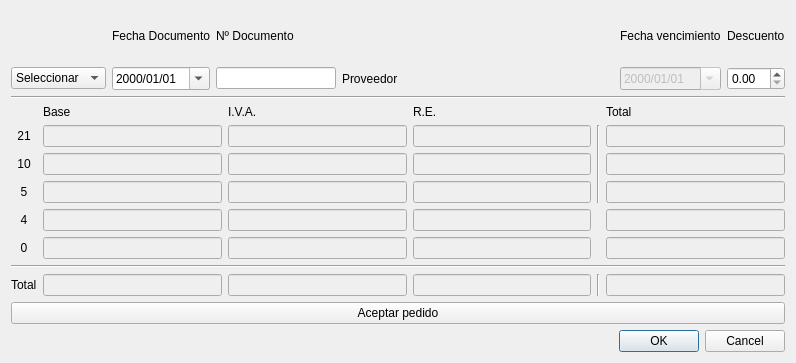
Qt form aceptarpedido.ui (Ladis72/tienda) before a commit.
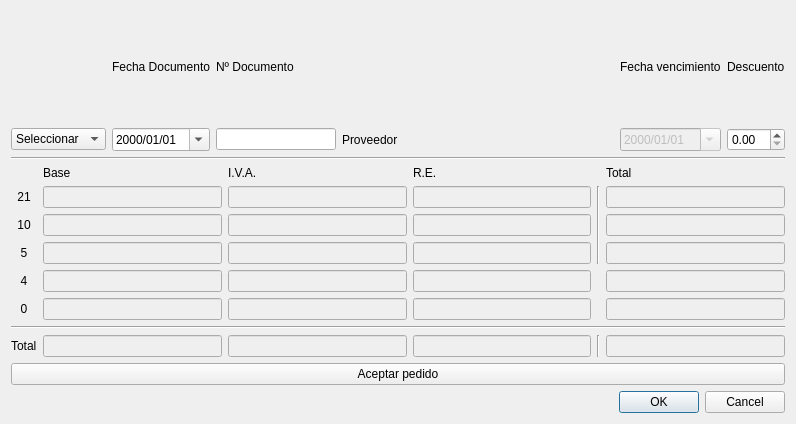
The same form after that commit.

Patch:
```diff
--- a/aceptarpedido.ui
+++ b/aceptarpedido.ui
@@ -7,7 +7,7 @@
     <x>0</x>
     <y>0</y>
     <width>796</width>
-    <height>363</height>
+    <height>424</height>
    </rect>
   </property>
   <property name="windowTitle">
```
Left out of the diff: 24 changed lines with no effect on the pictures.
